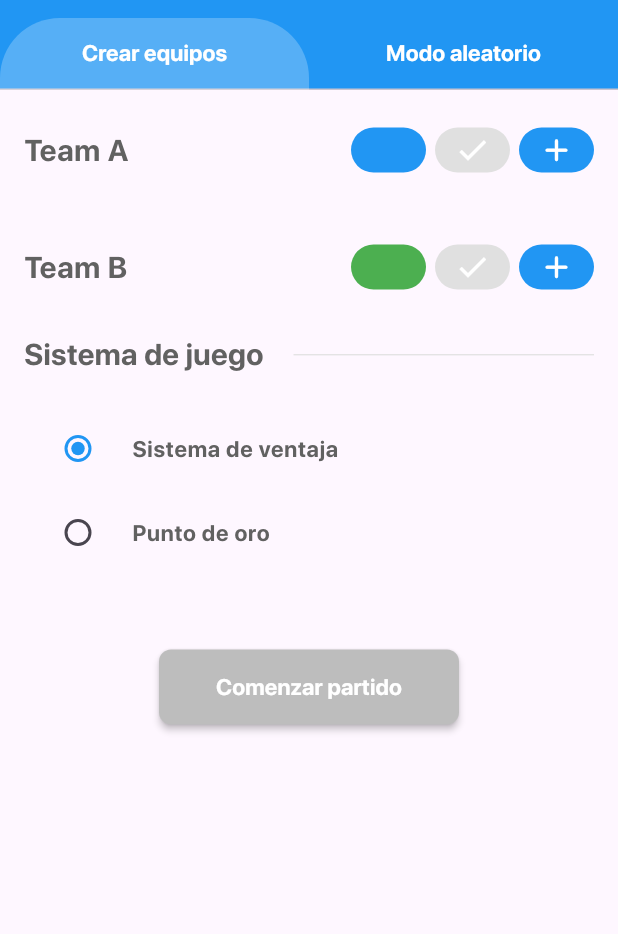
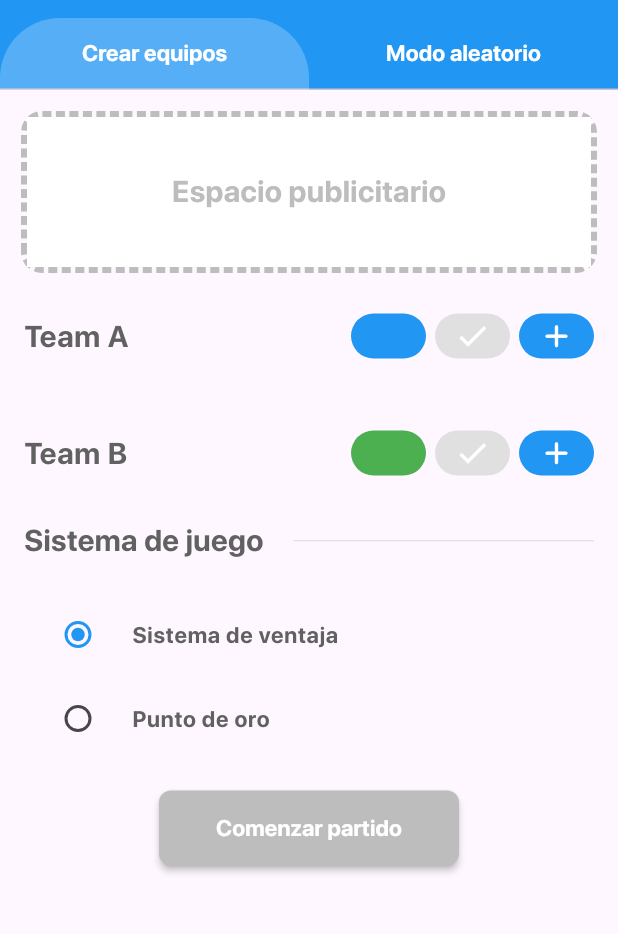
Before and after one commit to Whadyjm/padelfever, a Flutter app: the screen it shows after launch, on a phone screen of 412 x 824 dp, the part 66-1000 px from its top. Run offline on Flutter 3.47's test engine with Material 3 defaults, Android fonts, the phone set to English and light mode, and no system bars; drawn by our look-alikes of dotted_border; our stand-ins replace animate_do, confetti, flutter_colorpicker; project files that could hold a hidden picture were left out.

Commit message:
espacio publicitario añadido

```diff
--- a/lib/screens/create_teams_screen.dart
+++ b/lib/screens/create_teams_screen.dart
@@ -1,9 +1,11 @@
 import 'package:animate_do/animate_do.dart';
+import 'package:dotted_border/dotted_border.dart';
 import 'package:flutter/material.dart';
 import 'package:flutter_colorpicker/flutter_colorpicker.dart';
 import 'package:padelpoint/theme/colors.dart';
 import 'package:padelpoint/widgets/PlayersTextField.dart';
 import 'package:padelpoint/widgets/addPlayersSection.dart';
+import 'package:padelpoint/widgets/publicidadWidget.dart';
 import 'package:provider/provider.dart';
 import '../models/game.dart';
 import '../models/player.dart' show Player;
@@ -215,11 +217,11 @@ class _CreateTeamsScreenState extends State<CreateTeamsScreen> {
     return Scaffold(
       body: SingleChildScrollView(
         padding: const EdgeInsets.all(16),
-        child: Form(
-          key: _formKey,
         child: Column(
           crossAxisAlignment: CrossAxisAlignment.start,
           children: [
+            PublicidadWidget(),
+            const SizedBox(height: 20),
             // Team 1
             Row(
               mainAxisAlignment: MainAxisAlignment.spaceBetween,
@@ -402,7 +404,7 @@ class _CreateTeamsScreenState extends State<CreateTeamsScreen> {
                 });
               },
             ),
-              const SizedBox(height: 50),
+            const SizedBox(height: 20),
             // Start button
             Row(
               mainAxisAlignment: MainAxisAlignment.center,
@@ -416,24 +418,35 @@ class _CreateTeamsScreenState extends State<CreateTeamsScreen> {
                           ? true
                           : false,
                   text: 'Comenzar partido',
-                    onPressed: (){
-
+                  onPressed: () {
                     colorsProvider.team1Color = _team1Color;
                     colorsProvider.team2Color = _team2Color;
 
                     final team1 = Team(
                       id: DateTime.now().toString(),
                       name: _team1NameController.text,
-                        player1: Player(id: '1', name: _team1Player1Controller.text),
-                        player2: Player(id: '2', name: _team1Player2Controller.text),
+                      player1: Player(
+                        id: '1',
+                        name: _team1Player1Controller.text,
+                      ),
+                      player2: Player(
+                        id: '2',
+                        name: _team1Player2Controller.text,
+                      ),
                       color: _team1Color,
                     );
 
                     final team2 = Team(
                       id: DateTime.now().toString() + '2',
                       name: _team2NameController.text,
-                        player1: Player(id: '3', name: _team2Player1Controller.text),
-                        player2: Player(id: '4', name: _team2Player2Controller.text),
+                      player1: Player(
+                        id: '3',
+                        name: _team2Player1Controller.text,
+                      ),
+                      player2: Player(
+                        id: '4',
+                        name: _team2Player2Controller.text,
+                      ),
                       color: _team2Color,
                     );
 
@@ -455,7 +468,6 @@ class _CreateTeamsScreenState extends State<CreateTeamsScreen> {
           ],
         ),
       ),
-      ),
     );
   }
 }
--- a/lib/screens/random_teams_screen.dart
+++ b/lib/screens/random_teams_screen.dart
@@ -1,6 +1,7 @@
 import 'package:flutter/material.dart';
 import 'package:padelpoint/theme/colors.dart';
 import 'package:padelpoint/widgets/appBtn.dart';
+import 'package:padelpoint/widgets/publicidadWidget.dart';
 import 'package:provider/provider.dart';
 import '../models/game.dart';
 import '../models/player.dart';
@@ -82,6 +83,8 @@ class _RandomTeamsScreenState extends State<RandomTeamsScreen> {
         padding: const EdgeInsets.all(16),
         child: Column(
           children: [
+            PublicidadWidget(),
+            const SizedBox(height: 20,),
             Row(
               mainAxisAlignment: MainAxisAlignment.spaceBetween,
               children: [
--- /dev/null
+++ b/lib/widgets/publicidadWidget.dart
@@ -0,0 +1,30 @@
+import 'package:dotted_border/dotted_border.dart';
+import 'package:flutter/material.dart';
+
+import '../theme/text.dart';
+
+class PublicidadWidget extends StatelessWidget {
+  const PublicidadWidget({super.key});
+
+  @override
+  Widget build(BuildContext context) {
+    return DottedBorder(
+      borderType: BorderType.RRect,
+      radius: Radius.circular(12),
+      dashPattern: [6, 3],
+      color: Colors.grey.shade400,
+      strokeWidth: 4,
+      child: Container(
+        height: 100,
+        width: MediaQuery.sizeOf(context).width,
+        color: Colors.white,
+        child: Column(
+          mainAxisAlignment: MainAxisAlignment.center,
+          children: [
+            Text('Espacio publicitario', style: AppText.subtitleStyle(Colors.grey.shade400),),
+          ],
+        ),
+      ),
+    );
+  }
+}
--- a/pubspec.yaml
+++ b/pubspec.yaml
@@ -38,6 +38,7 @@ dependencies:
   animate_do: ^4.2.0
   confetti: ^0.8.0
   flutter_colorpicker: ^1.1.0
+  dotted_border: ^2.0.0
 
 dev_dependencies:
   flutter_test:
```
Also changed, not shown: pubspec.lock, 1 other file. Lines whose indentation alone changed are shown as unchanged.
